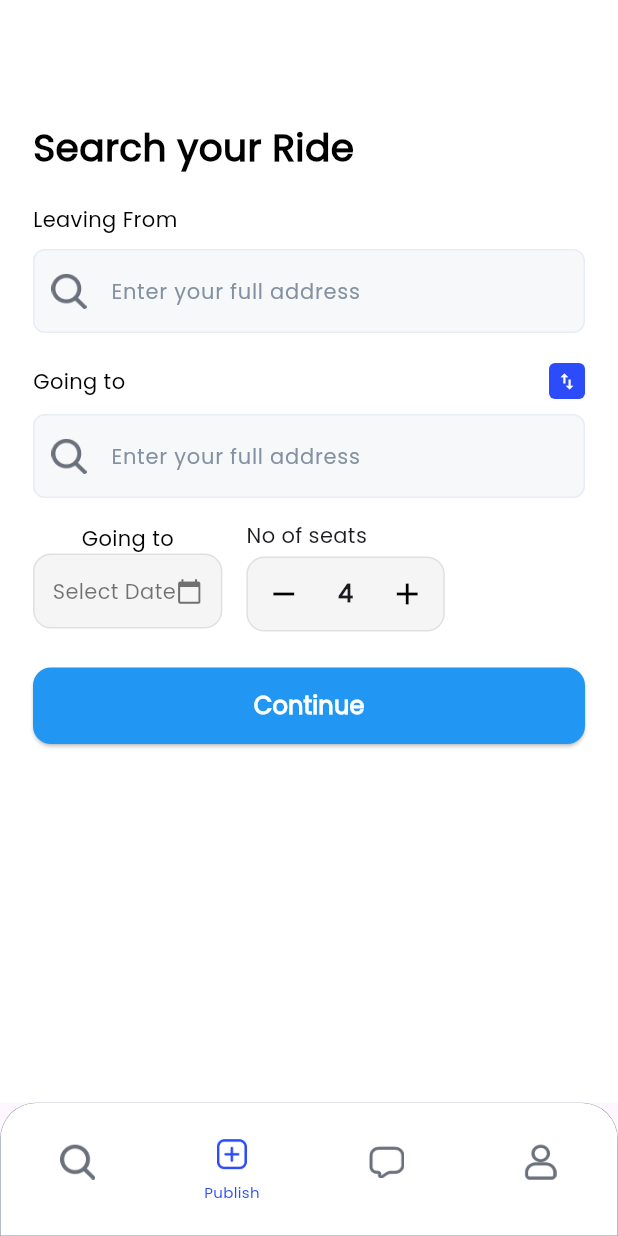
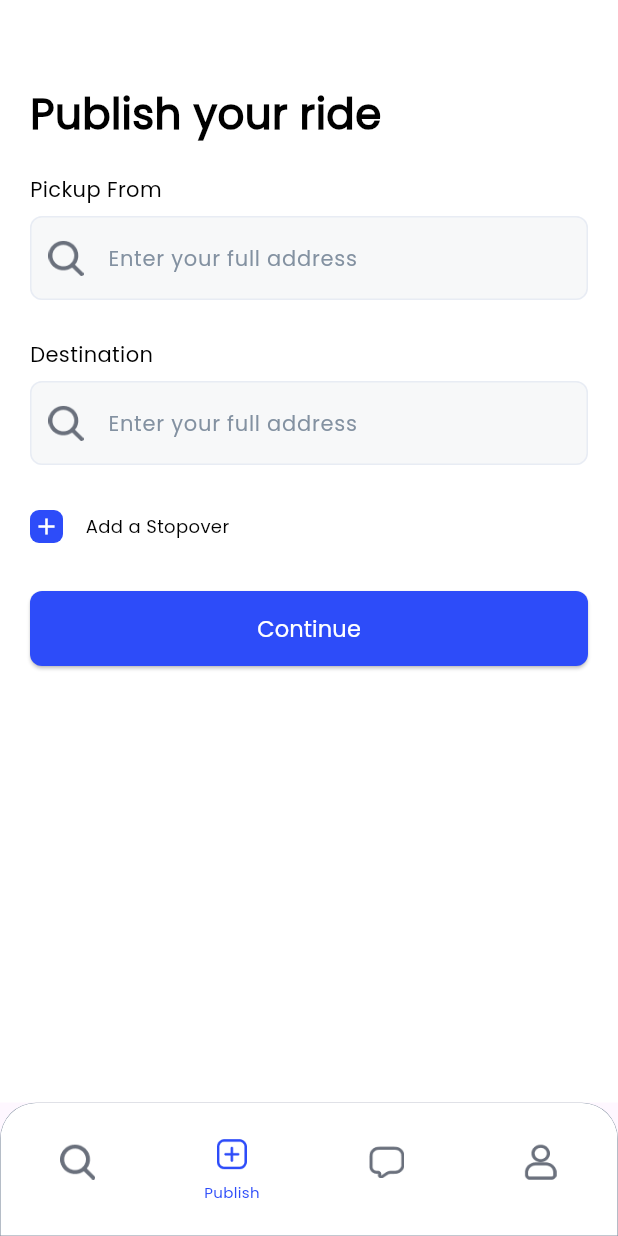
Before and after one commit to GautamSingh2000/WePool, a Flutter app: the screen it shows after launch, on a phone screen of 412 x 824 dp. Run offline on Flutter 3.47's test engine with Material 3 defaults, Android fonts, the phone set to English and light mode, and no system bars; our stand-ins replace google_fonts, lottie.

Commit message:
add publish and search ride screen ui

```diff
--- a/wepool/lib/main.dart
+++ b/wepool/lib/main.dart
@@ -2,6 +2,7 @@ import 'package:flutter/material.dart';
 import 'package:wepool/pages/auth/LoginScreen.dart';
 import 'package:wepool/pages/auth/PreSignupScreen.dart';
 import 'package:wepool/pages/GlobalScreen.dart';
+import 'package:wepool/pages/global/SearchRideScreen.dart';
 
 void main() {
   runApp(const MyApp());
@@ -19,7 +20,6 @@ class MyApp extends StatelessWidget {
         colorScheme: ColorScheme.fromSeed(seedColor: Colors.deepPurple),
         fontFamily: 'Poppins'
       ),
-      // home: PreSignupScreen(), // Set PreSignupScreen as the home screen
       home: GlobalScreen(), // Set PreSignupScreen as the home screen
     );
   }
--- a/wepool/lib/pages/GlobalScreen.dart
+++ b/wepool/lib/pages/GlobalScreen.dart
@@ -1,8 +1,9 @@
 import 'package:flutter/material.dart';
+import 'package:wepool/pages/global/PublishRideScreen.dart';
 import 'package:wepool/utils/colors.dart';
 
 import '../widgets/global/BottomNavBar.dart';
-import 'global/PublishRideScreen.dart';
+import 'global/SearchRideScreen.dart';
 
 class GlobalScreen extends StatefulWidget {
   const GlobalScreen({super.key});
@@ -14,8 +15,8 @@ class GlobalScreen extends StatefulWidget {
 class _GlobalScreenState extends State<GlobalScreen> {
   int selectedIndex = 1; // Initial screen index
 
-  List<Widget> screenList = const [
-    Text("Search Screen", style: TextStyle(fontSize: 40)),
+  List<Widget> screenList =  [
+    SearchRideScreen(),
     PublishRideScreen(),
     Text("Chat Screen", style: TextStyle(fontSize: 40)),
     Text("Profile Screen", style: TextStyle(fontSize: 40)),
--- a/wepool/lib/pages/global/PublishRideScreen.dart
+++ b/wepool/lib/pages/global/PublishRideScreen.dart
@@ -1,194 +1,144 @@
 import 'package:flutter/material.dart';
 import 'package:google_fonts/google_fonts.dart';
 import 'package:wepool/utils/colors.dart';
-import 'package:wepool/widgets/global/GlobalOutlinEditText.dart';
+
+import '../../widgets/global/GlobalOutlinEditText.dart';
 
 class PublishRideScreen extends StatefulWidget {
-  const PublishRideScreen({super.key});
-
   @override
-  State<PublishRideScreen> createState() => _PublishRideScreenState();
+  _PublishRideScreenState createState() => _PublishRideScreenState();
 }
 
 class _PublishRideScreenState extends State<PublishRideScreen> {
-  final TextEditingController _leavingFromController = TextEditingController();
-  final TextEditingController _goingToController = TextEditingController();
-  int seats = 4; // Default seat count
-  DateTime? selectedDate;
-
-  void _swapAddresses() {
-    setState(() {
-      String temp = _leavingFromController.text;
-      _leavingFromController.text = _goingToController.text;
-      _goingToController.text = temp;
-    });
-  }
+  final TextEditingController _pickupController = TextEditingController();
+  final TextEditingController _destinationController = TextEditingController();
 
   @override
   Widget build(BuildContext context) {
     return Scaffold(
       backgroundColor: Colors.white,
+      appBar: AppBar(
+        title: const Text(''),
+        backgroundColor: Colors.white,
+        elevation: 0,
+      ),
       body: Padding(
-        padding: const EdgeInsets.symmetric(horizontal: 22, vertical: 0 ),
+        padding: const EdgeInsets.symmetric(horizontal: 20.0),
         child: Column(
           crossAxisAlignment: CrossAxisAlignment.start,
           children: [
-            // Title
-            Padding(
-              padding: const EdgeInsets.only(top: 80),
-              child: Text(
-                "Search your Ride",
-                style: GoogleFonts.poppins(
-                    fontSize: 25,
-                    fontWeight: FontWeight.w600,
-                    color: Colors.black),
+            Text(
+              "Publish your ride",
+              style: GoogleFonts.poppins(
+                fontSize: 28,
+                color: Colors.black,
+                fontWeight: FontWeight.w600,
               ),
             ),
+            const SizedBox(height: 20),
 
-            Container(
-              margin: EdgeInsets.only(top: 20),
-              child: Text(
-                "Leaving From",
-                style: GoogleFonts.poppins(
-                    fontSize: 14,
-                    fontWeight: FontWeight.w500,
-                    color: Colors.black),
+            // Pickup Field
+            Text(
+              "Pickup From",
+              style: GoogleFonts.poppins(
+                fontSize: 14,
+                color: Colors.black,
+                fontWeight: FontWeight.w500,
               ),
             ),
+            const SizedBox(height: 8),
+            GlobalOutlineEditText(
+              hintText: "Enter your full address",
+              controller: _pickupController,
+              prefixIcon: Image.asset(
+                "assets/icons/ic_search.png",
+                width: 18,
+                height: 18,
+              ),
+            ),
+            const SizedBox(height: 26),
 
-            // Leaving From Input
-            Container(
-                margin:EdgeInsets.only(top: 10, bottom: 20),
-                child: GlobalOutlineEditText(hintText: "Enter your full address",
-                    controller: _leavingFromController,
-                    prefixIcon: Image.asset("assets/icons/ic_search.png", width: 18,
-                        height: 18))),
+            // Destination Field
+            Text(
+              "Destination",
+              style: GoogleFonts.poppins(
+                fontSize: 14,
+                color: Colors.black,
+                fontWeight: FontWeight.w500,
+              ),
+            ),
+            const SizedBox(height: 8),
+            GlobalOutlineEditText(
+              hintText: "Enter your full address",
+              controller: _destinationController,
+              prefixIcon: Image.asset(
+                "assets/icons/ic_search.png",
+                width: 18,
+                height: 18,
+              ),
+            ),
+            const SizedBox(height: 30),
 
-            // Going To Input with Swap Icon
+            // Add Stopover
             Row(
               children: [
-                Expanded(child: Text("Going to",style: GoogleFonts.poppins(
-                    fontSize: 14,
-                    fontWeight: FontWeight.w500,
-                    color: Colors.black
-                ),),
-                ),
                 SizedBox(
-                  width: 24, // Adjust width
-                  height: 24, // Adjust height
+                  width: 22,
+                  height: 22,
                   child: IconButton(
-                    onPressed: _swapAddresses,
-                    icon: Icon(Icons.swap_vert, color: Colors.white, size: 14), // Smaller icon
+                    onPressed: () {
+                      // Add your action here
+                    },
+                    icon: Icon(
+                      Icons.add,
+                      color: Colors.white,
+                      size: 18,
+                    ),
                     style: IconButton.styleFrom(
-                      backgroundColor: AppColors.primary, // Button background color
+                      backgroundColor: AppColors.primary,
                       shape: RoundedRectangleBorder(
-                        borderRadius: BorderRadius.circular(4), // Rounded corners
+                        borderRadius: BorderRadius.circular(6),
                       ),
-                      padding: EdgeInsets.zero, // Remove extra padding
+                      padding: EdgeInsets.zero,
                     ),
                   ),
-                )
+                ),
 
 
-
-              ],
-            ),
-
-            Container(
-                margin:EdgeInsets.only(top: 10, bottom: 15),
-                child: GlobalOutlineEditText(hintText: "Enter your full address",
-                    controller: _goingToController,
-                    prefixIcon: Image.asset("assets/icons/ic_search.png", width: 18,
-                        height: 18))),
-
-            // Date and Seats Row
-            Row(
-              children: [
-                // Select Date Button
-                Column(
-                  children: [
-                    Text(
-                      "Going to",
-                      style: GoogleFonts.poppins(fontSize: 14, fontWeight: FontWeight.w500,color: Colors.black),
-                    ),
-                    Expanded(
-                      child: GestureDetector(
-                        onTap: _pickDate,
-                        child: Container(
-                          padding: EdgeInsets.symmetric(horizontal: 12, vertical: 14),
-                          decoration: BoxDecoration(
-                            color: Colors.grey[100],
-                            borderRadius: BorderRadius.circular(12),
-                            border: Border.all(color: Colors.grey[300]!),
-                          ),
-                          child: Row(
-                            mainAxisAlignment: MainAxisAlignment.spaceBetween,
-                            children: [
-                              Text(
-                                selectedDate == null ? "Select Date" : "${selectedDate!.day}/${selectedDate!.month}/${selectedDate!.year}",
-                                style: TextStyle(fontSize: 14, color: Colors.black54),
-                              ),
-                              Icon(Icons.calendar_today, size: 18, color: Colors.black54),
-                            ],
-                          ),
-                        ),
-                      ),
-                    ),
-                  ],
-                ),
-
-                SizedBox(width: 16),
-
-                // Seat Counter
-                Column(
-                  crossAxisAlignment: CrossAxisAlignment.start,
-                  children: [
-                    Text(
-                      "No of seats",
-                      style: TextStyle(fontSize: 14, fontWeight: FontWeight.w500),
-                    ),
-                    SizedBox(height: 4),
-                    Container(
-                      decoration: BoxDecoration(
-                        color: Colors.grey[100],
-                        borderRadius: BorderRadius.circular(12),
-                        border: Border.all(color: Colors.grey[300]!),
-                      ),
-                      child: Row(
-                        children: [
-                          _buildCounterButton(Icons.remove, () {
-                            if (seats > 1) setState(() => seats--);
-                          }),
-                          Padding(
-                            padding: EdgeInsets.symmetric(horizontal: 12),
-                            child: Text("$seats", style: TextStyle(fontSize: 16, fontWeight: FontWeight.bold)),
-                          ),
-                          _buildCounterButton(Icons.add, () {
-                            if (seats < 10) setState(() => seats++);
-                          }),
-                        ],
-                      ),
-                    ),
-                  ],
+                const SizedBox(width: 15),
+                Text(
+                  "Add a Stopover",
+                  style: GoogleFonts.poppins(
+                    fontSize: 12,
+                    color: Colors.black,
+                    fontWeight: FontWeight.w400,
+                  ),
                 ),
               ],
             ),
-
-            SizedBox(height: 24),
+            const SizedBox(height: 32),
 
             // Continue Button
             SizedBox(
               width: double.infinity,
+              height: 50,
               child: ElevatedButton(
-                onPressed: () {},
                 style: ElevatedButton.styleFrom(
-                  backgroundColor: Colors.blue,
-                  padding: EdgeInsets.symmetric(vertical: 14),
-                  shape: RoundedRectangleBorder(borderRadius: BorderRadius.circular(12)),
+                  backgroundColor: AppColors.primary,
+                  shape: RoundedRectangleBorder(
+                    borderRadius: BorderRadius.circular(8),
+                  ),
                 ),
-                child: Text(
+                onPressed: () {
+                  // TODO: Handle button click
+                },
+                child:  Text(
                   "Continue",
-                  style: TextStyle(fontSize: 16, fontWeight: FontWeight.bold, color: Colors.white),
+                  style: GoogleFonts.poppins(
+                    fontSize: 15,
+                    color: Colors.white,
+                    fontWeight: FontWeight.w500,
+                  ),
                 ),
               ),
             ),
@@ -197,43 +147,4 @@ class _PublishRideScreenState extends State<PublishRideScreen> {
       ),
     );
   }
-
-  // Custom Text Field Widget
-  Widget _buildTextField(String hintText, IconData icon) {
-    return TextField(
-      decoration: InputDecoration(
-        hintText: hintText,
-        prefixIcon: Icon(icon, color: Colors.black54),
-        filled: true,
-        fillColor: Colors.grey[100],
-        border: OutlineInputBorder(
-          borderRadius: BorderRadius.circular(12),
-          borderSide: BorderSide(color: Colors.grey[300]!),
-        ),
-      ),
-    );
-  }
-
-  // Seat Counter Button
-  Widget _buildCounterButton(IconData icon, VoidCallback onPressed) {
-    return IconButton(
-      onPressed: onPressed,
-      icon: Icon(icon, color: Colors.black),
-      constraints: BoxConstraints(),
-      padding: EdgeInsets.all(8),
-    );
-  }
-
-  // Pick Date Function
-  Future<void> _pickDate() async {
-    DateTime? pickedDate = await showDatePicker(
-      context: context,
-      initialDate: DateTime.now(),
-      firstDate: DateTime.now(),
-      lastDate: DateTime(2100),
-    );
-    if (pickedDate != null) {
-      setState(() => selectedDate = pickedDate);
-    }
-  }
 }
--- a/wepool/lib/utils/colors.dart
+++ b/wepool/lib/utils/colors.dart
@@ -25,4 +25,5 @@ class AppColors {
   static const Color borderGray01 = Color(0xFFE8ECF4);
   static const Color backgroundGray01 = Color(0xFFF7F8F9);
   static const Color iconGray01 = Color(0xFF6A707C);
+  static const Color iconGray02 = Color(0xFF7E7E7E);
 }
--- a/wepool/lib/widgets/global/BottomNavBar.dart
+++ b/wepool/lib/widgets/global/BottomNavBar.dart
@@ -1,6 +1,6 @@
 import 'package:flutter/cupertino.dart';
 import 'package:flutter/material.dart';
-import 'package:wepool/pages/global/PublishRideScreen.dart';
+import 'package:wepool/pages/global/SearchRideScreen.dart';
 
 import '../../utils/colors.dart';
 
--- a/wepool/lib/widgets/global/GlobalOutlinEditText.dart
+++ b/wepool/lib/widgets/global/GlobalOutlinEditText.dart
@@ -8,7 +8,9 @@ class GlobalOutlineEditText extends StatefulWidget {
   final String? Function(String?)? validator;
   final bool obscureText;
   final Widget? suffixIcon;
-  final Widget? prefixIcon; // 👈 Added prefixIcon parameter
+  final Widget? prefixIcon;
+  final double prefixIconSize; // 👈 Customizable but defaults to 20
+  final double suffixIconSize; // 👈 Customizable but defaults to 20
 
   const GlobalOutlineEditText({
     super.key,
@@ -18,7 +20,9 @@ class GlobalOutlineEditText extends StatefulWidget {
     this.validator,
     this.obscureText = false,
     this.suffixIcon,
-    this.prefixIcon, // 👈 Optional prefix icon
+    this.prefixIcon,
+    this.prefixIconSize = 20.0, // 👈 Default size is 20
+    this.suffixIconSize = 20.0, // 👈 Default size is 20
   });
 
   @override
@@ -66,27 +70,42 @@ class _GlobalOutlineEditTextState extends State<GlobalOutlineEditText> {
         hintMaxLines: 1,
         hintStyle: TextStyle(fontSize: 14, color: AppColors.hintGray, fontWeight: FontWeight.w400),
 
-        // Prefix Icon (Image or Icon)
+        // Prefix Icon (Resizable, Defaults to 20)
         prefixIcon: widget.prefixIcon != null
             ? Padding(
           padding: const EdgeInsets.all(12.0),
-          child: widget.prefixIcon,
-        ) : null,
+          child: SizedBox(
+            height: widget.prefixIconSize,
+            width: widget.prefixIconSize,
+            child: widget.prefixIcon,
+          ),
+        )
+            : null,
 
-        // Suffix Icon (Password Visibility or Custom)
+        // Suffix Icon (Resizable, Defaults to 20, Password Toggle Supported)
         suffixIcon: widget.keyboardType == TextInputType.visiblePassword
             ? IconButton(
           icon: Icon(
             _obscureText ? Icons.visibility_off : Icons.visibility,
+            size: widget.suffixIconSize, // 👈 Default 20, but customizable
             color: AppColors.iconGray01,
           ),
           onPressed: () {
             setState(() {
-              _obscureText = !_obscureText; // Toggle visibility
+              _obscureText = !_obscureText;
             });
           },
         )
-            : widget.suffixIcon,
+            : widget.suffixIcon != null
+            ? Padding(
+          padding: const EdgeInsets.all(12.0),
+          child: SizedBox(
+            height: widget.suffixIconSize,
+            width: widget.suffixIconSize,
+            child: widget.suffixIcon,
+          ),
+        )
+            : null,
       ),
       validator: widget.validator,
     );
```
Also changed, not shown: wepool/lib/pages/global/SearchRideScreen.dart (added, +379 -0 lines).
